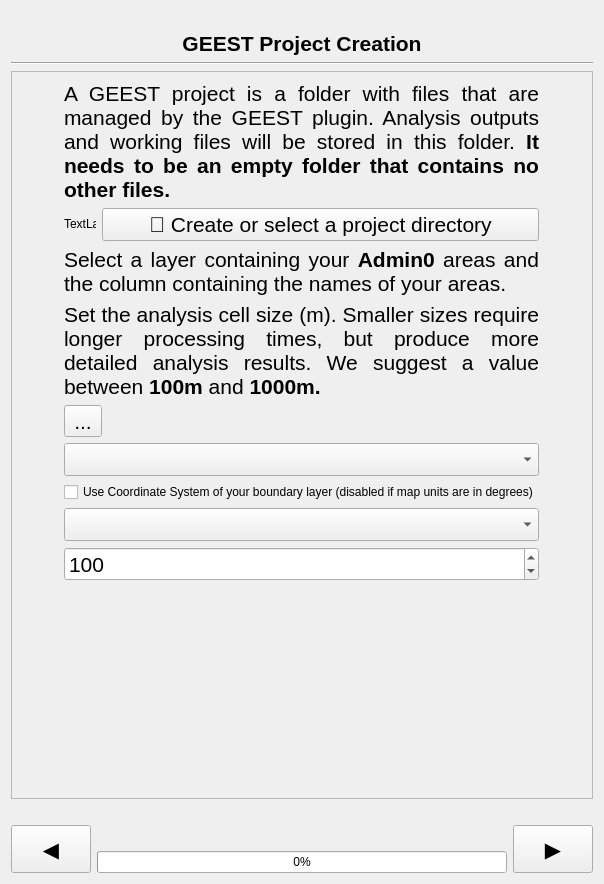
worldbank/GEEST, file geest/ui/create_project_panel_base.ui: the form before one commit.
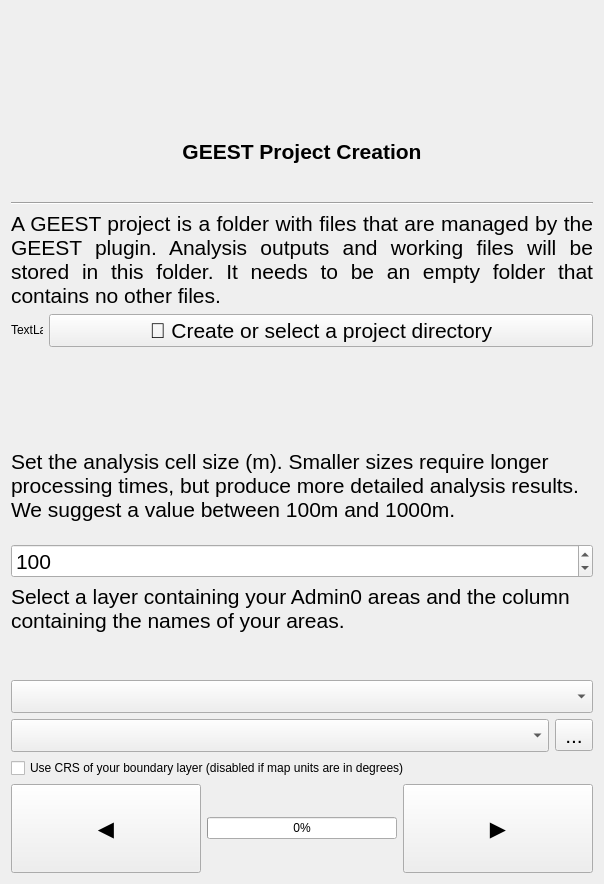
The form after the commit. Icons and pictures are not drawn. Custom widgets are drawn as their Qt base class.

Commit message: WIP to resize elements based on panel width

The edit to the form file:
```diff
--- a/geest/ui/create_project_panel_base.ui
+++ b/geest/ui/create_project_panel_base.ui
@@ -13,100 +13,8 @@
   <property name="windowTitle">
    <string>Form</string>
   </property>
-  <layout class="QGridLayout" name="gridLayout_2">
-   <item row="5" column="0">
-    <widget class="QLabel" name="project_path_label">
-     <property name="sizePolicy">
-      <sizepolicy hsizetype="Preferred" vsizetype="Minimum">
-       <horstretch>0</horstretch>
-       <verstretch>0</verstretch>
-      </sizepolicy>
-     </property>
-     <property name="text">
-      <string/>
-     </property>
-    </widget>
-   </item>
-   <item row="3" column="0" colspan="2">
-    <widget class="Line" name="line">
-     <property name="orientation">
-      <enum>Qt::Horizontal</enum>
-     </property>
-    </widget>
-   </item>
-   <item row="13" column="0" colspan="2">
-    <layout class="QGridLayout" name="gridLayout">
-     <item row="0" column="0" rowspan="2">
-      <widget class="QPushButton" name="previous_button">
-       <property name="sizePolicy">
-        <sizepolicy hsizetype="Minimum" vsizetype="Minimum">
-         <horstretch>0</horstretch>
-         <verstretch>0</verstretch>
-        </sizepolicy>
-       </property>
-       <property name="minimumSize">
-        <size>
-         <width>0</width>
-         <height>0</height>
-        </size>
-       </property>
-       <property name="font">
-        <font>
-         <pointsize>16</pointsize>
-        </font>
-       </property>
-       <property name="text">
-        <string>◀️</string>
-       </property>
-      </widget>
-     </item>
-     <item row="0" column="2" rowspan="2">
-      <widget class="QPushButton" name="next_button">
-       <property name="sizePolicy">
-        <sizepolicy hsizetype="Minimum" vsizetype="Minimum">
-         <horstretch>0</horstretch>
-         <verstretch>0</verstretch>
-        </sizepolicy>
-       </property>
-       <property name="minimumSize">
-        <size>
-         <width>0</width>
-         <height>0</height>
-        </size>
-       </property>
-       <property name="font">
-        <font>
-         <pointsize>16</pointsize>
-        </font>
-       </property>
-       <property name="text">
-        <string>▶️</string>
-       </property>
-      </widget>
-     </item>
-     <item row="1" column="1">
-      <widget class="QProgressBar" name="progress_bar">
-       <property name="value">
-        <number>0</number>
-       </property>
-      </widget>
-     </item>
-     <item row="0" column="1">
-      <spacer name="horizontalSpacer">
-       <property name="orientation">
-        <enum>Qt::Horizontal</enum>
-       </property>
-       <property name="sizeHint" stdset="0">
-        <size>
-         <width>88</width>
-         <height>20</height>
-        </size>
-       </property>
-      </spacer>
-     </item>
-    </layout>
-   </item>
-   <item row="0" column="0" colspan="2">
+  <layout class="QGridLayout" name="gridLayout">
+   <item row="0" column="0">
     <widget class="QLabel" name="banner_label">
      <property name="text">
       <string/>
@@ -119,187 +27,7 @@
      </property>
     </widget>
    </item>
-   <item row="4" column="0" colspan="2">
-    <widget class="QScrollArea" name="scrollArea">
-     <property name="widgetResizable">
-      <bool>true</bool>
-     </property>
-     <widget class="QWidget" name="scrollAreaWidgetContents">
-      <property name="geometry">
-       <rect>
-        <x>0</x>
-        <y>0</y>
-        <width>584</width>
-        <height>653</height>
-       </rect>
-      </property>
-      <layout class="QGridLayout" name="gridLayout_3">
-       <item row="7" column="0">
-        <widget class="QgsMapLayerComboBox" name="layer_combo">
-         <property name="font">
-          <font>
-           <pointsize>16</pointsize>
-          </font>
-         </property>
-        </widget>
-       </item>
-       <item row="8" column="0">
-        <widget class="QSpinBox" name="cell_size_spinbox">
-         <property name="enabled">
-          <bool>true</bool>
-         </property>
-         <property name="font">
-          <font>
-           <pointsize>16</pointsize>
-          </font>
-         </property>
-         <property name="minimum">
-          <number>1</number>
-         </property>
-         <property name="maximum">
-          <number>100000</number>
-         </property>
-         <property name="singleStep">
-          <number>100</number>
-         </property>
-         <property name="value">
-          <number>100</number>
-         </property>
-        </widget>
-       </item>
-       <item row="4" column="0">
-        <widget class="QToolButton" name="load_boundary_button">
-         <property name="font">
-          <font>
-           <pointsize>16</pointsize>
-          </font>
-         </property>
-         <property name="text">
-          <string>...</string>
-         </property>
-        </widget>
-       </item>
-       <item row="0" column="0">
-        <widget class="QLabel" name="label_3">
-         <property name="font">
-          <font>
-           <pointsize>16</pointsize>
-          </font>
-         </property>
-         <property name="text">
-          <string>&lt;html&gt;&lt;head/&gt;&lt;body&gt;&lt;p&gt;A GEEST project is a folder with files that are managed by the GEEST plugin. Analysis outputs and working files will be stored in this folder. &lt;span style=&quot; font-weight:600;&quot;&gt;It needs to be an empty folder that contains no other files.&lt;/span&gt;&lt;/p&gt;&lt;/body&gt;&lt;/html&gt;</string>
-         </property>
-         <property name="alignment">
-          <set>Qt::AlignJustify|Qt::AlignTop</set>
-         </property>
-         <property name="wordWrap">
-          <bool>true</bool>
-         </property>
-        </widget>
-       </item>
-       <item row="2" column="0">
-        <widget class="QLabel" name="label_6">
-         <property name="font">
-          <font>
-           <pointsize>16</pointsize>
-          </font>
-         </property>
-         <property name="text">
-          <string>&lt;html&gt;&lt;head/&gt;&lt;body&gt;&lt;p align=&quot;justify&quot;&gt;Select a layer containing your &lt;span style=&quot; font-weight:600;&quot;&gt;Admin0&lt;/span&gt; areas and the column containing the names of your areas.&lt;/p&gt;&lt;/body&gt;&lt;/html&gt;</string>
-         </property>
-         <property name="alignment">
-          <set>Qt::AlignLeading|Qt::AlignLeft|Qt::AlignTop</set>
-         </property>
-         <property name="wordWrap">
-          <bool>true</bool>
-         </property>
-        </widget>
-       </item>
-       <item row="6" column="0">
-        <widget class="QCheckBox" name="use_boundary_crs">
-         <property name="text">
-          <string>Use Coordinate System of your boundary layer (disabled if map units are in degrees)</string>
-         </property>
-        </widget>
-       </item>
-       <item row="1" column="0">
-        <layout class="QHBoxLayout" name="horizontalLayout_2">
-         <item>
-          <widget class="QLabel" name="folder_status_label">
-           <property name="maximumSize">
-            <size>
-             <width>32</width>
-             <height>32</height>
-            </size>
-           </property>
-           <property name="text">
-            <string>TextLabel</string>
-           </property>
-           <property name="scaledContents">
-            <bool>true</bool>
-           </property>
-          </widget>
-         </item>
-         <item>
-          <widget class="QPushButton" name="create_project_directory_button">
-           <property name="font">
-            <font>
-             <pointsize>16</pointsize>
-            </font>
-           </property>
-           <property name="text">
-            <string>📂 Create or select a project directory</string>
-           </property>
-          </widget>
-         </item>
-        </layout>
-       </item>
-       <item row="3" column="0">
-        <widget class="QLabel" name="label">
-         <property name="enabled">
-          <bool>true</bool>
-         </property>
-         <property name="text">
-          <string>&lt;html&gt;&lt;head/&gt;&lt;body&gt;&lt;p align=&quot;justify&quot;&gt;&lt;span style=&quot; font-size:16pt;&quot;&gt;Set the analysis cell size (m). Smaller sizes require longer processing times, but produce more detailed analysis results. We suggest a value between &lt;/span&gt;&lt;span style=&quot; font-size:16pt; font-weight:600;&quot;&gt;100m&lt;/span&gt;&lt;span style=&quot; font-size:16pt;&quot;&gt; and &lt;/span&gt;&lt;span style=&quot; font-size:16pt; font-weight:600;&quot;&gt;1000m.&lt;/span&gt;&lt;/p&gt;&lt;/body&gt;&lt;/html&gt;</string>
-         </property>
-         <property name="textFormat">
-          <enum>Qt::RichText</enum>
-         </property>
-         <property name="alignment">
-          <set>Qt::AlignLeading|Qt::AlignLeft|Qt::AlignTop</set>
-         </property>
-         <property name="wordWrap">
-          <bool>true</bool>
-         </property>
-        </widget>
-       </item>
-       <item row="5" column="0">
-        <widget class="QgsFieldComboBox" name="field_combo">
-         <property name="font">
-          <font>
-           <pointsize>16</pointsize>
-          </font>
-         </property>
-        </widget>
-       </item>
-       <item row="9" column="0">
-        <spacer name="verticalSpacer">
-         <property name="orientation">
-          <enum>Qt::Vertical</enum>
-         </property>
-         <property name="sizeHint" stdset="0">
-          <size>
-           <width>20</width>
-           <height>40</height>
-          </size>
-         </property>
-        </spacer>
-       </item>
-      </layout>
-     </widget>
-    </widget>
-   </item>
-   <item row="1" column="0" colspan="2">
+   <item row="1" column="0">
     <widget class="QLabel" name="label_2">
      <property name="text">
       <string>&lt;html&gt;&lt;head/&gt;&lt;body&gt;&lt;p align=&quot;center&quot;&gt;&lt;span style=&quot; font-size:16pt; font-weight:600;&quot;&gt;GEEST Project Creation&lt;/span&gt;&lt;/p&gt;&lt;/body&gt;&lt;/html&gt;</string>
@@ -315,6 +43,272 @@
      </property>
     </widget>
    </item>
+   <item row="2" column="0">
+    <widget class="Line" name="line">
+     <property name="orientation">
+      <enum>Qt::Horizontal</enum>
+     </property>
+    </widget>
+   </item>
+   <item row="3" column="0">
+    <widget class="QLabel" name="description">
+     <property name="font">
+      <font>
+       <pointsize>16</pointsize>
+      </font>
+     </property>
+     <property name="text">
+      <string>A GEEST project is a folder with files that are managed by the GEEST plugin. Analysis outputs and working files will be stored in this folder. It needs to be an empty folder that contains no other files.</string>
+     </property>
+     <property name="textFormat">
+      <enum>Qt::MarkdownText</enum>
+     </property>
+     <property name="alignment">
+      <set>Qt::AlignJustify|Qt::AlignTop</set>
+     </property>
+     <property name="wordWrap">
+      <bool>true</bool>
+     </property>
+    </widget>
+   </item>
+   <item row="4" column="0">
+    <layout class="QHBoxLayout" name="horizontalLayout_2">
+     <item>
+      <widget class="QLabel" name="folder_status_label">
+       <property name="maximumSize">
+        <size>
+         <width>32</width>
+         <height>32</height>
+        </size>
+       </property>
+       <property name="text">
+        <string>TextLabel</string>
+       </property>
+       <property name="scaledContents">
+        <bool>true</bool>
+       </property>
+      </widget>
+     </item>
+     <item>
+      <widget class="QPushButton" name="create_project_directory_button">
+       <property name="sizePolicy">
+        <sizepolicy hsizetype="Minimum" vsizetype="Fixed">
+         <horstretch>0</horstretch>
+         <verstretch>0</verstretch>
+        </sizepolicy>
+       </property>
+       <property name="font">
+        <font>
+         <pointsize>16</pointsize>
+        </font>
+       </property>
+       <property name="text">
+        <string>📂 Create or select a project directory</string>
+       </property>
+      </widget>
+     </item>
+    </layout>
+   </item>
+   <item row="5" column="0">
+    <widget class="QLabel" name="project_path_label">
+     <property name="sizePolicy">
+      <sizepolicy hsizetype="MinimumExpanding" vsizetype="Minimum">
+       <horstretch>0</horstretch>
+       <verstretch>0</verstretch>
+      </sizepolicy>
+     </property>
+     <property name="text">
+      <string/>
+     </property>
+    </widget>
+   </item>
+   <item row="6" column="0">
+    <widget class="QLabel" name="description2">
+     <property name="font">
+      <font>
+       <pointsize>16</pointsize>
+      </font>
+     </property>
+     <property name="text">
+      <string>Set the analysis cell size (m). Smaller sizes require longer processing times, but produce more detailed analysis results. We suggest a value between 100m and 1000m.</string>
+     </property>
+     <property name="alignment">
+      <set>Qt::AlignLeading|Qt::AlignLeft|Qt::AlignTop</set>
+     </property>
+     <property name="wordWrap">
+      <bool>true</bool>
+     </property>
+    </widget>
+   </item>
+   <item row="7" column="0">
+    <widget class="QSpinBox" name="cell_size_spinbox">
+     <property name="enabled">
+      <bool>true</bool>
+     </property>
+     <property name="sizePolicy">
+      <sizepolicy hsizetype="Minimum" vsizetype="Fixed">
+       <horstretch>0</horstretch>
+       <verstretch>0</verstretch>
+      </sizepolicy>
+     </property>
+     <property name="font">
+      <font>
+       <pointsize>16</pointsize>
+      </font>
+     </property>
+     <property name="minimum">
+      <number>1</number>
+     </property>
+     <property name="maximum">
+      <number>100000</number>
+     </property>
+     <property name="singleStep">
+      <number>100</number>
+     </property>
+     <property name="value">
+      <number>100</number>
+     </property>
+    </widget>
+   </item>
+   <item row="8" column="0">
+    <widget class="QLabel" name="description3">
+     <property name="font">
+      <font>
+       <pointsize>16</pointsize>
+      </font>
+     </property>
+     <property name="text">
+      <string>Select a layer containing your Admin0 areas and the column containing the names of your areas.</string>
+     </property>
+     <property name="textFormat">
+      <enum>Qt::MarkdownText</enum>
+     </property>
+     <property name="alignment">
+      <set>Qt::AlignLeading|Qt::AlignLeft|Qt::AlignTop</set>
+     </property>
+     <property name="wordWrap">
+      <bool>true</bool>
+     </property>
+    </widget>
+   </item>
+   <item row="9" column="0">
+    <widget class="QgsMapLayerComboBox" name="layer_combo">
+     <property name="sizePolicy">
+      <sizepolicy hsizetype="Minimum" vsizetype="Fixed">
+       <horstretch>0</horstretch>
+       <verstretch>0</verstretch>
+      </sizepolicy>
+     </property>
+     <property name="font">
+      <font>
+       <pointsize>16</pointsize>
+      </font>
+     </property>
+    </widget>
+   </item>
+   <item row="10" column="0">
+    <layout class="QHBoxLayout" name="horizontalLayout">
+     <item>
+      <widget class="QgsFieldComboBox" name="field_combo">
+       <property name="sizePolicy">
+        <sizepolicy hsizetype="Minimum" vsizetype="Fixed">
+         <horstretch>0</horstretch>
+         <verstretch>0</verstretch>
+        </sizepolicy>
+       </property>
+       <property name="font">
+        <font>
+         <pointsize>16</pointsize>
+        </font>
+       </property>
+      </widget>
+     </item>
+     <item>
+      <widget class="QToolButton" name="load_boundary_button">
+       <property name="font">
+        <font>
+         <pointsize>16</pointsize>
+        </font>
+       </property>
+       <property name="text">
+        <string>...</string>
+       </property>
+      </widget>
+     </item>
+    </layout>
+   </item>
+   <item row="11" column="0">
+    <widget class="QCheckBox" name="use_boundary_crs">
+     <property name="text">
+      <string>Use CRS of your boundary layer (disabled if map units are in degrees)</string>
+     </property>
+    </widget>
+   </item>
+   <item row="12" column="0">
+    <layout class="QHBoxLayout" name="horizontalLayout_3">
+     <item>
+      <widget class="QPushButton" name="previous_button">
+       <property name="sizePolicy">
+        <sizepolicy hsizetype="Minimum" vsizetype="Minimum">
+         <horstretch>0</horstretch>
+         <verstretch>0</verstretch>
+        </sizepolicy>
+       </property>
+       <property name="minimumSize">
+        <size>
+         <width>0</width>
+         <height>0</height>
+        </size>
+       </property>
+       <property name="font">
+        <font>
+         <pointsize>16</pointsize>
+        </font>
+       </property>
+       <property name="text">
+        <string>◀️</string>
+       </property>
+      </widget>
+     </item>
+     <item>
+      <widget class="QProgressBar" name="progress_bar">
+       <property name="sizePolicy">
+        <sizepolicy hsizetype="Minimum" vsizetype="Fixed">
+         <horstretch>0</horstretch>
+         <verstretch>0</verstretch>
+        </sizepolicy>
+       </property>
+       <property name="value">
+        <number>0</number>
+       </property>
+      </widget>
+     </item>
+     <item>
+      <widget class="QPushButton" name="next_button">
+       <property name="sizePolicy">
+        <sizepolicy hsizetype="Minimum" vsizetype="Minimum">
+         <horstretch>0</horstretch>
+         <verstretch>0</verstretch>
+        </sizepolicy>
+       </property>
+       <property name="minimumSize">
+        <size>
+         <width>0</width>
+         <height>0</height>
+        </size>
+       </property>
+       <property name="font">
+        <font>
+         <pointsize>16</pointsize>
+        </font>
+       </property>
+       <property name="text">
+        <string>▶️</string>
+       </property>
+      </widget>
+     </item>
+    </layout>
+   </item>
   </layout>
  </widget>
  <customwidgets>
```
The commit also changes 7 other files.
